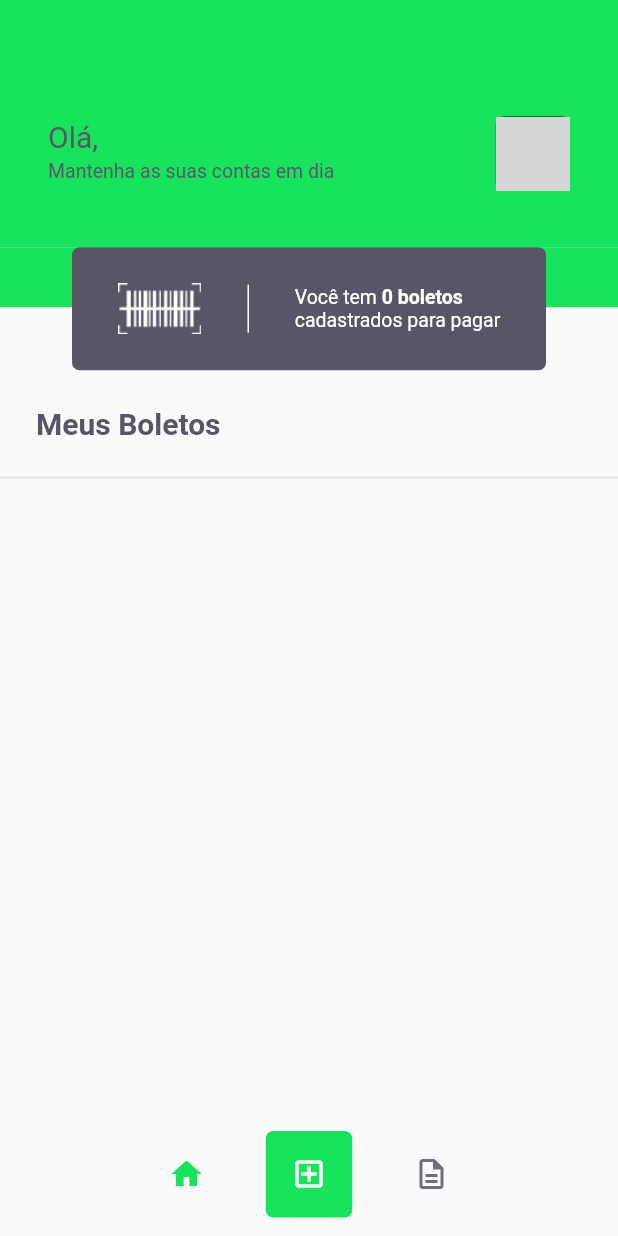
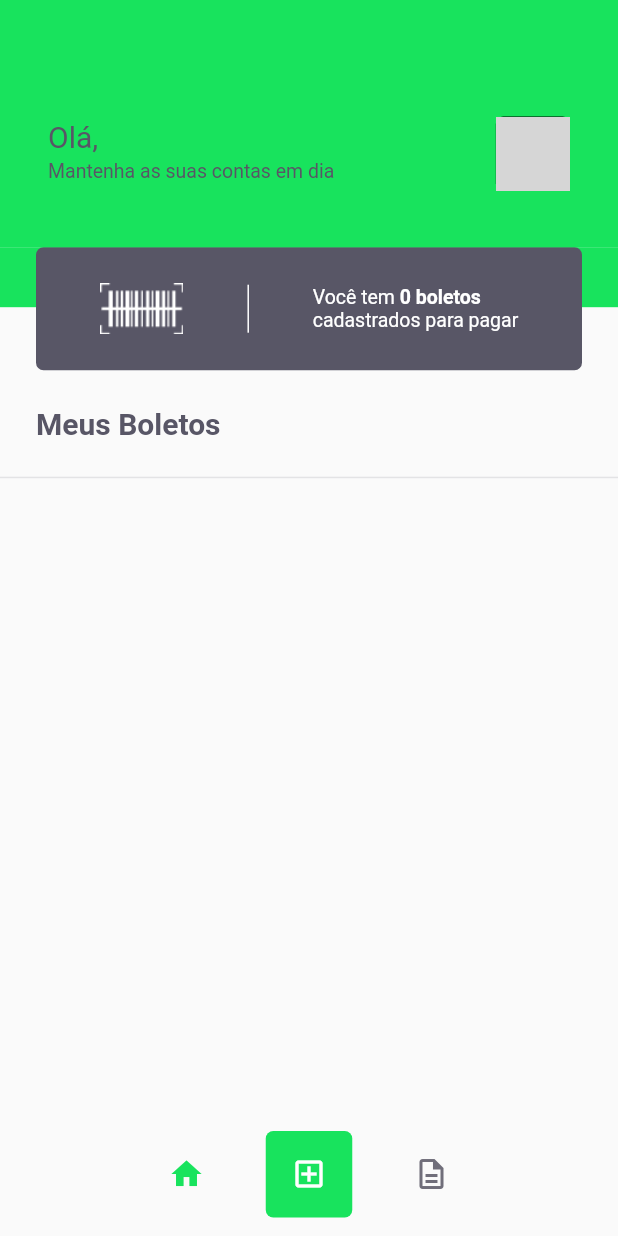
Before and after one commit to steniooliv/payflow_nlw, a Flutter app: the HomePage screen opened directly with empty values, on a phone screen of 412 x 824 dp. Run offline on Flutter 3.47's test engine with Material 2 defaults, Android fonts, the phone set to English and light mode, and no system bars; our stand-ins replace camera, firebase_core, flutter_masked_text2, font_awesome_flutter, google_fonts, google_sign_in and 2 more; missing offline and left inert: animated_card, google_ml_kit; accounts and stored records are empty; network calls fail; grey boxes are pictures that could not be loaded.

Commit message:
rework for fix issues

```diff
--- a/lib/modules/home/home_page.dart
+++ b/lib/modules/home/home_page.dart
@@ -17,14 +17,6 @@ class HomePage extends StatefulWidget {
 
 class _HomePageState extends State<HomePage> {
   final controller = HomeController();
-  final pages = [
-    MeusBoletosPage(
-      key: UniqueKey(),
-    ),
-    ExtractPagePage(
-      key: UniqueKey(),
-    ),
-  ];
 
   @override
   Widget build(BuildContext context) {
--- a/lib/modules/meus_boletos/meus_boletos_page.dart
+++ b/lib/modules/meus_boletos/meus_boletos_page.dart
@@ -39,7 +39,7 @@ class _MeusBoletosPageState extends State<MeusBoletosPage> {
                 builder: (_, boletos, __) => AnimatedCard(
                   direction: AnimatedCardDirection.bottom,
                   duration: Duration(milliseconds: 500),
-                  child: BoletoInfoWidget(),
+                  child: BoletoInfoWidget(size: boletos.length),
                 ),
               ),
             ),
--- a/lib/shared/models/user_model.dart
+++ b/lib/shared/models/user_model.dart
@@ -6,18 +6,17 @@ class UserModel {
 
   UserModel({required this.name, this.photoURL});
 
+  factory UserModel.fromMap(Map<String, dynamic> map) {
+    return UserModel(name: map['name'], photoURL: map['photoURL']);
+  }
+
+  factory UserModel.fromJson(String json) =>
+      UserModel.fromMap(jsonDecode(json));
+
   Map<String, dynamic> toMap() => {
         "name": name,
         "photoURL": photoURL,
       };
 
   String toJson() => jsonEncode(toMap());
-
-  factory UserModel.fromMap(Map<String, dynamic> map) {
-    return UserModel(name: map['name'], photoURL: map['photoURL']);
-  }
-
-  factory UserModel.fromJson(String json) {
-    return UserModel.fromMap(jsonDecode(json));
-  }
 }
--- a/lib/shared/widgets/boleto_info/boleto_info_widget.dart
+++ b/lib/shared/widgets/boleto_info/boleto_info_widget.dart
@@ -1,26 +1,19 @@
 import 'package:flutter/material.dart';
-import 'package:payflow_nlw/shared/models/boleto_model.dart';
 import 'package:payflow_nlw/shared/themes/app_colors.dart';
 import 'package:payflow_nlw/shared/themes/app_images.dart';
 import 'package:payflow_nlw/shared/themes/app_text_styles.dart';
-import 'package:payflow_nlw/shared/widgets/boleto_list/boleto_list_controller.dart';
 
-class BoletoInfoWidget extends StatefulWidget {
-  BoletoInfoWidget({Key? key}) : super(key: key);
+class BoletoInfoWidget extends StatelessWidget {
+  final int size;
+  const BoletoInfoWidget({Key? key, required this.size}) : super(key: key);
 
   @override
-  _BoletoInfoWidgetState createState() => _BoletoInfoWidgetState();
-}
-
-class _BoletoInfoWidgetState extends State<BoletoInfoWidget> {
-  final controller = BoletoListController();
-  @override
   Widget build(BuildContext context) {
-    return Padding(
-      padding: const EdgeInsets.symmetric(horizontal: 24),
-      child: Container(
+    return Container(
       decoration: BoxDecoration(
-            color: AppColors.grey, borderRadius: BorderRadius.circular(5)),
+        color: AppColors.grey,
+        borderRadius: BorderRadius.circular(5),
+      ),
       child: Padding(
         padding: const EdgeInsets.symmetric(vertical: 24),
         child: Row(
@@ -28,24 +21,21 @@ class _BoletoInfoWidgetState extends State<BoletoInfoWidget> {
           children: [
             Image.asset(
               AppImages.logomini,
+              color: AppColors.background,
               width: 56,
               height: 34,
-                color: AppColors.background,
             ),
             Container(
               width: 1,
               height: 32,
               color: AppColors.background,
             ),
-              ValueListenableBuilder<List<BoletoModel>>(
-                valueListenable: controller.boletosNotifier,
-                builder: (_, boletos, __) => Text.rich(
-                  TextSpan(
+            Text.rich(TextSpan(
               text: "Você tem ",
               style: TextStyles.captionBackground,
               children: [
                 TextSpan(
-                        text: "${boletos.length} boletos\n",
+                  text: "$size boletos\n",
                   style: TextStyles.captionBoldBackground,
                 ),
                 TextSpan(
@@ -53,11 +43,8 @@ class _BoletoInfoWidgetState extends State<BoletoInfoWidget> {
                   style: TextStyles.captionBackground,
                 ),
               ],
-                  ),
-                ),
-              ),
+            ))
           ],
-          ),
         ),
       ),
     );
--- a/lib/shared/widgets/boleto_list/boleto_list_widget.dart
+++ b/lib/shared/widgets/boleto_list/boleto_list_widget.dart
@@ -5,9 +5,7 @@ import 'package:payflow_nlw/shared/widgets/boleto_tile/boleto_tile_widget.dart';
 
 class BoletoListWidget extends StatefulWidget {
   final BoletoListController controller;
-
-  const BoletoListWidget({Key? key, required this.controller})
-      : super(key: key);
+  BoletoListWidget({Key? key, required this.controller}) : super(key: key);
 
   @override
   _BoletoListWidgetState createState() => _BoletoListWidgetState();
--- a/lib/shared/widgets/input_text/input_text_widget.dart
+++ b/lib/shared/widgets/input_text/input_text_widget.dart
@@ -31,10 +31,10 @@ class InputTextWidget extends StatelessWidget {
         child: Column(
           children: [
             TextFormField(
+              controller: controller,
+              onChanged: onChanged,
               initialValue: initialValue,
               validator: validator,
-              controller: controller,
-              onChanged: onChanged,
               style: TextStyles.inputs,
               decoration: InputDecoration(
                 contentPadding: EdgeInsets.zero,
--- a/lib/shared/widgets/set_label_buttons/set_label_buttons.dart
+++ b/lib/shared/widgets/set_label_buttons/set_label_buttons.dart
@@ -8,13 +8,10 @@ import 'package:payflow_nlw/shared/widgets/label_button/label_button.dart';
 class SetLabelButtons extends StatelessWidget {
   final String primaryLabel;
   final VoidCallback primaryOnPressed;
-
   final String secondaryLabel;
   final VoidCallback secondaryOnPressed;
-
   final bool enablePrimaryColor;
   final bool enableSecondaryColor;
-
   const SetLabelButtons({
     Key? key,
     required this.primaryLabel,
```
Also changed, not shown: lib/modules/barcode_scanner/barcode_scanner_controller.dart (+5 -4 lines), lib/modules/barcode_scanner/barcode_scanner_page.dart (+21 -22 lines), lib/modules/barcode_scanner/barcode_scanner_status.dart (+13 -27 lines), lib/modules/insert_boleto/insert_boleto_controller.dart (+13 -5 lines), lib/modules/insert_boleto/insert_boleto_page.dart (+8 -9 lines), lib/shared/widgets/boleto_list/boleto_list_controller.dart (+8 -9 lines). Lines whose indentation alone changed are shown as unchanged.
